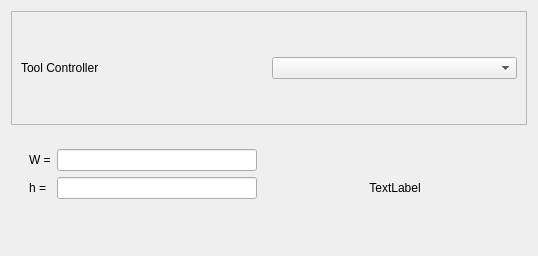
Above: src/Mod/Path/Gui/Resources/panels/PageOpChamferEdit.ui from berndhahnebach/All_FreeCAD before the change. Below: the same form after it.
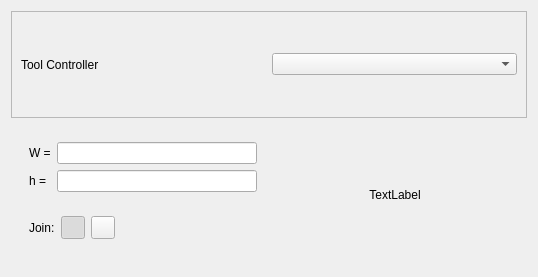
That is the form after the change. Custom widgets are drawn as their Qt base class.

Commit message: Added join to chamfer properties and UI.

```diff
--- a/src/Mod/Path/Gui/Resources/panels/PageOpChamferEdit.ui
+++ b/src/Mod/Path/Gui/Resources/panels/PageOpChamferEdit.ui
@@ -7,7 +7,7 @@
     <x>0</x>
     <y>0</y>
     <width>538</width>
-    <height>256</height>
+    <height>277</height>
    </rect>
   </property>
   <property name="windowTitle">
@@ -44,6 +44,21 @@
     <widget class="QWidget" name="widget" native="true">
      <layout class="QHBoxLayout" name="horizontalLayout_2">
       <item>
+       <widget class="QWidget" name="widget_3" native="true">
+        <layout class="QVBoxLayout" name="verticalLayout_2">
+         <property name="leftMargin">
+          <number>0</number>
+         </property>
+         <property name="topMargin">
+          <number>0</number>
+         </property>
+         <property name="rightMargin">
+          <number>0</number>
+         </property>
+         <property name="bottomMargin">
+          <number>9</number>
+         </property>
+         <item>
        <widget class="QWidget" name="widget_2" native="true">
         <layout class="QFormLayout" name="formLayout">
          <property name="fieldGrowthPolicy">
@@ -75,6 +90,70 @@
            <property name="unit" stdset="0">
             <string>mm</string>
            </property>
+             </widget>
+            </item>
+           </layout>
+          </widget>
+         </item>
+         <item>
+          <widget class="QFrame" name="frame">
+           <layout class="QGridLayout" name="gridLayout">
+            <item row="0" column="0">
+             <widget class="QLabel" name="label_2">
+              <property name="text">
+               <string>Join:</string>
+              </property>
+             </widget>
+            </item>
+            <item row="0" column="3">
+             <spacer name="horizontalSpacer">
+              <property name="orientation">
+               <enum>Qt::Horizontal</enum>
+              </property>
+              <property name="sizeHint" stdset="0">
+               <size>
+                <width>40</width>
+                <height>20</height>
+               </size>
+              </property>
+             </spacer>
+            </item>
+            <item row="0" column="2">
+             <widget class="QToolButton" name="joinMiter">
+              <property name="toolTip">
+               <string>&lt;html&gt;&lt;head/&gt;&lt;body&gt;&lt;p&gt;Miter joint&lt;/p&gt;&lt;/body&gt;&lt;/html&gt;</string>
+              </property>
+              <property name="text">
+               <string/>
+              </property>
+              <property name="checkable">
+               <bool>true</bool>
+              </property>
+              <property name="autoExclusive">
+               <bool>true</bool>
+              </property>
+             </widget>
+            </item>
+            <item row="0" column="1">
+             <widget class="QToolButton" name="joinRound">
+              <property name="toolTip">
+               <string>&lt;html&gt;&lt;head/&gt;&lt;body&gt;&lt;p&gt;Round joint&lt;/p&gt;&lt;/body&gt;&lt;/html&gt;</string>
+              </property>
+              <property name="text">
+               <string/>
+              </property>
+              <property name="checkable">
+               <bool>true</bool>
+              </property>
+              <property name="checked">
+               <bool>true</bool>
+              </property>
+              <property name="autoExclusive">
+               <bool>true</bool>
+              </property>
+             </widget>
+            </item>
+           </layout>
           </widget>
          </item>
         </layout>
```
Left out of the diff: 6 changed lines with no effect on the pictures. Lines whose indentation alone changed are shown as unchanged. The commit also changes 7 other files.
